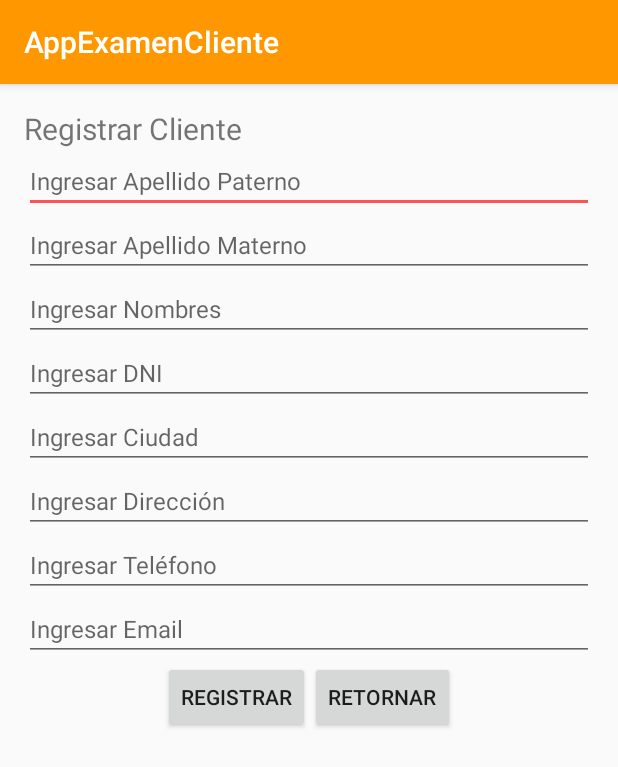
After one commit to GEORGEJAVIER/AppExamenCliente, an Android app: the ClienteRegistrarActivity screen opened directly, with no data from a screen before it, on a phone screen of 412 x 824 dp. The commit adds this screen. Shown: the top 767 px of the screen. Run offline under Robolectric (Android 15) with nearby library versions, the phone set to English and light mode, and no system bars.

Commit message:
Registrar Cliente

```diff
--- a/AppExamenCliente/app/src/main/AndroidManifest.xml
+++ b/AppExamenCliente/app/src/main/AndroidManifest.xml
@@ -17,6 +17,7 @@
                 <category android:name="android.intent.category.LAUNCHER" />
             </intent-filter>
         </activity>
+        <activity android:name=".ClienteRegistrarActivity"></activity>
     </application>
 
 </manifest>
--- /dev/null
+++ b/AppExamenCliente/app/src/main/res/layout/activity_cliente_registrar.xml
@@ -0,0 +1,136 @@
+<?xml version="1.0" encoding="utf-8"?>
+<RelativeLayout xmlns:android="http://schemas.android.com/apk/res/android"
+    xmlns:tools="http://schemas.android.com/tools"
+    android:layout_width="match_parent"
+    android:layout_height="match_parent"
+    android:paddingBottom="@dimen/activity_vertical_margin"
+    android:paddingLeft="@dimen/activity_horizontal_margin"
+    android:paddingRight="@dimen/activity_horizontal_margin"
+    android:paddingTop="@dimen/activity_vertical_margin"
+    tools:context="com.example.george.appexamencliente.ClienteRegistrarActivity">
+
+    <TextView
+        android:layout_width="wrap_content"
+        android:layout_height="wrap_content"
+        android:text="@string/titulo"
+        android:id="@+id/textView"
+        android:textSize="@dimen/abc_text_size_title_material" />
+
+    <EditText
+        android:layout_width="match_parent"
+        android:layout_height="wrap_content"
+        android:id="@+id/paterno"
+        android:hint="Ingresar Apellido Paterno"
+        android:layout_below="@+id/textView"
+        android:layout_alignParentLeft="true"
+        android:layout_alignParentStart="true"
+        android:textSize="@dimen/abc_action_bar_content_inset_material" />
+
+    <EditText
+        android:layout_width="match_parent"
+        android:layout_height="wrap_content"
+        android:id="@+id/materno"
+        android:hint="Ingresar Apellido Materno"
+        android:layout_below="@+id/paterno"
+        android:layout_alignParentLeft="true"
+        android:layout_alignParentStart="true"
+        android:textSize="@dimen/abc_action_bar_content_inset_material" />
+
+    <EditText
+        android:layout_width="match_parent"
+        android:layout_height="wrap_content"
+        android:id="@+id/nombres"
+        android:hint="Ingresar Nombres"
+        android:layout_below="@+id/materno"
+        android:layout_alignParentLeft="true"
+        android:layout_alignParentStart="true"
+        android:textSize="@dimen/abc_action_bar_content_inset_material" />
+
+    <EditText
+        android:layout_width="match_parent"
+        android:layout_height="wrap_content"
+        android:id="@+id/dni"
+        android:hint="Ingresar DNI"
+        android:inputType="number"
+        android:layout_below="@+id/nombres"
+        android:layout_alignParentLeft="true"
+        android:layout_alignParentStart="true"
+        android:textSize="@dimen/abc_action_bar_content_inset_material"
+        android:maxLength="8" />
+
+    <EditText
+        android:layout_width="match_parent"
+        android:layout_height="wrap_content"
+        android:id="@+id/ciudad"
+        android:hint="Ingresar Ciudad"
+        android:layout_below="@+id/dni"
+        android:layout_alignParentLeft="true"
+        android:layout_alignParentStart="true"
+        android:textSize="@dimen/abc_action_bar_content_inset_material" />
+
+    <EditText
+        android:layout_width="match_parent"
+        android:layout_height="wrap_content"
+        android:id="@+id/direccion"
+        android:hint="Ingresar Dirección"
+        android:layout_below="@+id/ciudad"
+        android:layout_alignParentLeft="true"
+        android:layout_alignParentStart="true"
+        android:textSize="@dimen/abc_action_bar_content_inset_material" />
+
+    <EditText
+        android:layout_width="match_parent"
+        android:layout_height="wrap_content"
+        android:id="@+id/telefono"
+        android:hint="Ingresar Teléfono"
+        android:layout_below="@+id/direccion"
+        android:layout_alignParentLeft="true"
+        android:layout_alignParentStart="true"
+        android:textSize="@dimen/abc_action_bar_content_inset_material" />
+
+    <EditText
+        android:layout_width="match_parent"
+        android:layout_height="wrap_content"
+        android:id="@+id/email"
+        android:hint="Ingresar Email"
+        android:layout_below="@+id/telefono"
+        android:layout_alignParentLeft="true"
+        android:layout_alignParentStart="true"
+        android:textSize="@dimen/abc_action_bar_content_inset_material" />
+
+    <LinearLayout
+        android:orientation="horizontal"
+        android:layout_width="wrap_content"
+        android:layout_height="wrap_content"
+        android:id="@+id/linearLayout"
+        android:layout_alignParentTop="false"
+        android:layout_centerHorizontal="true"
+        android:layout_centerVertical="true"
+        android:layout_below="@+id/email">
+
+        <Button
+            android:layout_width="wrap_content"
+            android:layout_height="wrap_content"
+            android:text="Registrar"
+            android:id="@+id/btnRegistrar"
+            android:layout_below="@+id/email"
+            android:onClick="onClickAceptar" />
+
+        <Button
+            android:layout_width="wrap_content"
+            android:layout_height="wrap_content"
+            android:text="RETORNAR"
+            android:id="@+id/btnRetornar"
+            android:onClick="onClickRetornar" />
+    </LinearLayout>
+
+    <TextView
+        android:layout_width="wrap_content"
+        android:layout_height="wrap_content"
+        android:id="@+id/tvResultado"
+        android:text=""
+        android:layout_alignParentBottom="true"
+        android:layout_alignParentLeft="true"
+        android:layout_alignParentStart="true" />
+
+</RelativeLayout>
--- a/AppExamenCliente/app/src/main/res/layout/activity_main.xml
+++ b/AppExamenCliente/app/src/main/res/layout/activity_main.xml
@@ -21,9 +21,10 @@
         <Button
             android:layout_width="match_parent"
             android:layout_height="wrap_content"
-            android:text="Registrar CLiente"
+            android:text="Registrar Cliente"
             android:id="@+id/btnRegCLiente"
-            android:layout_gravity="center_horizontal"/>
+            android:layout_gravity="center_horizontal"
+            android:onClick="onClickRegistrarCliente" />
 
         <Button
             android:layout_width="match_parent"
--- a/AppExamenCliente/app/src/main/res/values/strings.xml
+++ b/AppExamenCliente/app/src/main/res/values/strings.xml
@@ -1,3 +1,4 @@
 <resources>
     <string name="app_name">AppExamenCliente</string>
+    <string name="titulo">Registrar Cliente</string>
 </resources>
```
Also changed, not shown: AppExamenCliente/app/src/main/java/com/example/george/appexamencliente/ClienteRegistrarActivity.java (added, +93 -0 lines), AppExamenCliente/app/src/main/java/com/example/george/appexamencliente/MainActivity.java (+9 -0 lines).
